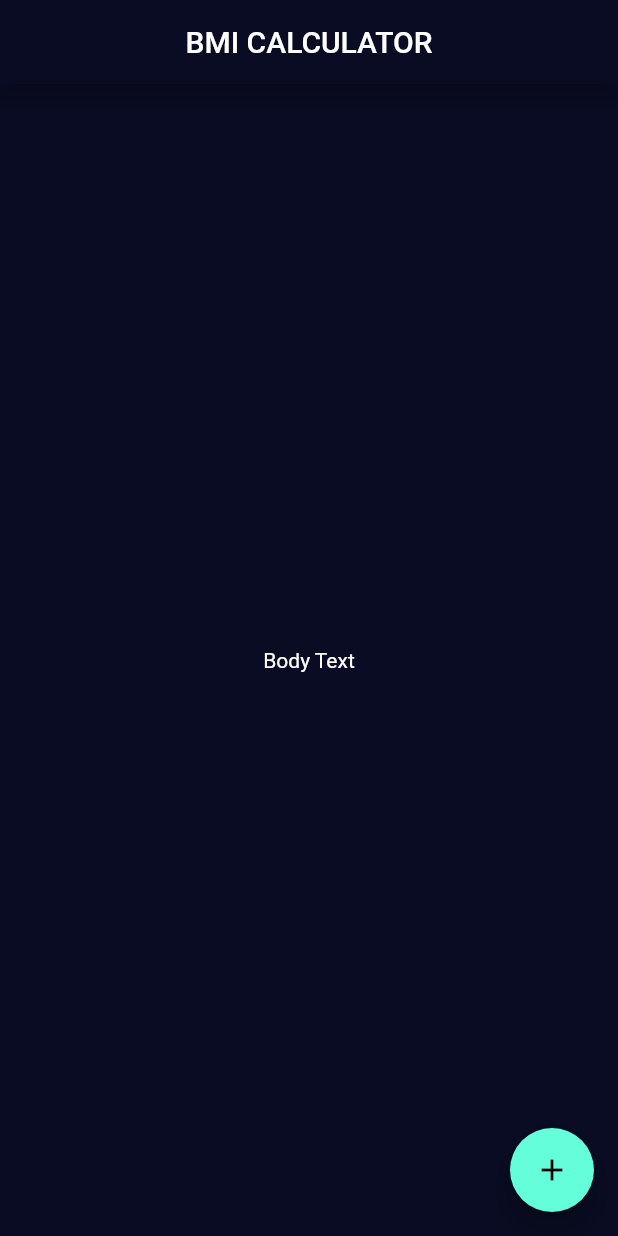
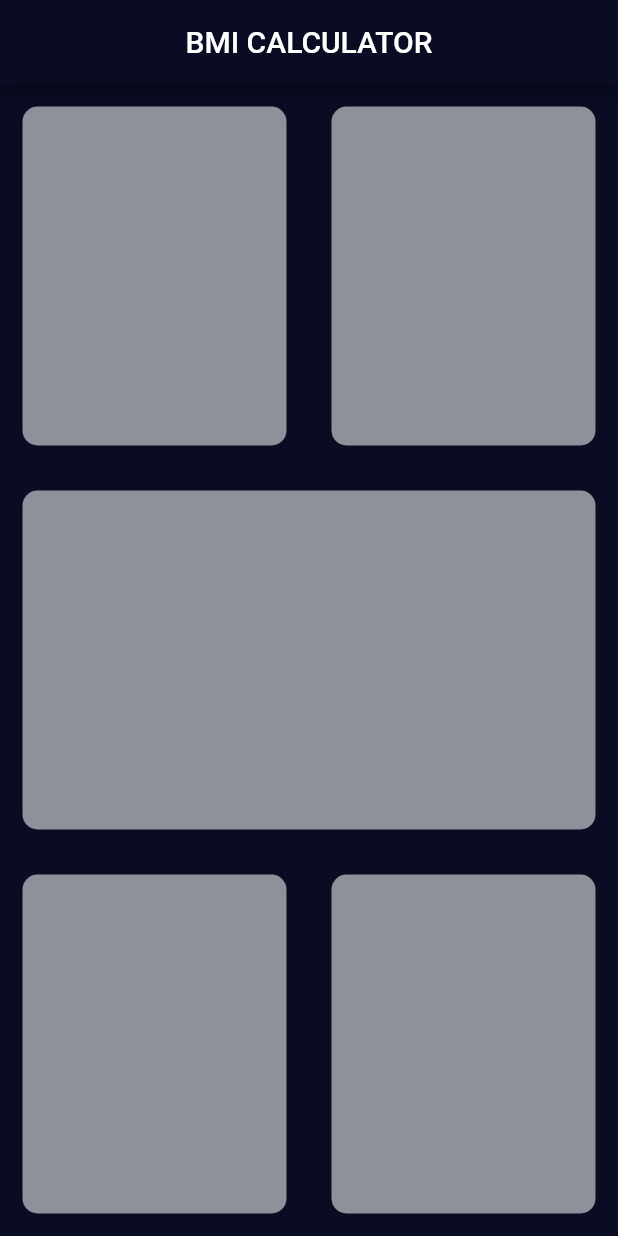
Before and after one commit to Jishnu075/bmi_calc, a Flutter app: the screen it shows after launch, on a phone screen of 412 x 824 dp. Run offline on Flutter 3.47's test engine with Material 2 defaults, Android fonts, the phone set to English and light mode, and no system bars.

Commit message:
added card's skeleton structure

```diff
--- a/lib/input_page.dart
+++ b/lib/input_page.dart
@@ -14,13 +14,54 @@ class _InputPageState extends State<InputPage> {
           child: Text('BMI CALCULATOR'),
         ),
       ),
-      body: Center(
-        child: Text('Body Text'),
-      ),
-      floatingActionButton: FloatingActionButton(
-        child: Icon(Icons.add),
-        onPressed: () {},
+      body: Column(
+        children: [
+          Expanded(
+            child: Row(
+              children: [
+                Expanded(
+                  child: ReusableCard(colour: Colors.white54),
+                ),
+                Expanded(
+                  child: ReusableCard(colour: Colors.white54),
+                ),
+              ],
+            ),
+          ),
+          Expanded(
+            child: ReusableCard(colour: Colors.white54),
+          ),
+          Expanded(
+            child: Row(
+              children: [
+                Expanded(
+                  child: ReusableCard(colour: Colors.white54),
+                ),
+                Expanded(
+                  child: ReusableCard(colour: Colors.white54),
+                ),
+              ],
+            ),
+          ),
+        ],
       ),
     );
   }
 }
+
+class ReusableCard extends StatelessWidget {
+  final Color colour;
+
+  ReusableCard({required this.colour});
+
+  @override
+  Widget build(BuildContext context) {
+    return Container(
+      margin: EdgeInsets.all(15.0),
+      decoration: BoxDecoration(
+        color: colour,
+        borderRadius: BorderRadius.circular(10.0),
+      ),
+    );
+  }
+}
```
